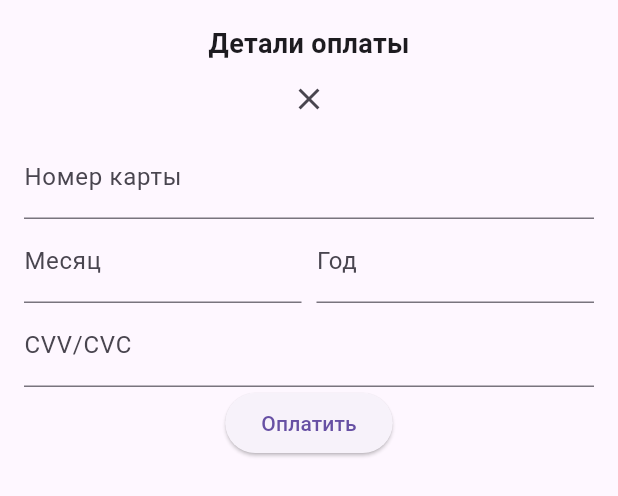
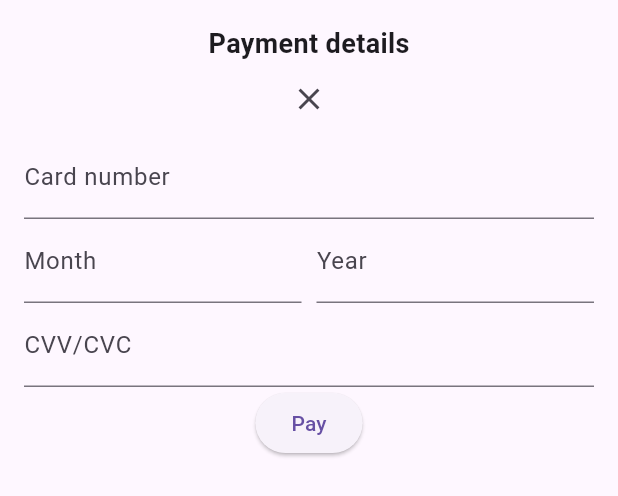
Before and after one commit to eleborrr/BeaverTinder, a Flutter app: the BeaverPaymentForm widget shown alone on an empty page, opened directly with empty values, on a phone screen of 412 x 824 dp. Shown: the top 496 px of the screen. Run offline on Flutter 3.47's test engine with Material 3 defaults, Android fonts, the light colour scheme and no system bars; our stand-ins replace datetime_picker_formfield, flutter_bloc, get_it, graphql_flutter; accounts and stored records are empty; network calls fail.

Commit message:
[add] working subscriptions flutter

```diff
--- a/mobile/lib/components/subscription/beaver_payment_form.dart
+++ b/mobile/lib/components/subscription/beaver_payment_form.dart
@@ -1,14 +1,21 @@
-
-import 'package:flutter/cupertino.dart';
 import 'package:flutter/material.dart';
+import 'package:mobile/components/shared/alert_window.dart';
+import 'package:mobile/dto/subscription/payment_request_dto.dart';
+import 'package:mobile/main.dart';
+import 'package:mobile/services/subscription_service.dart';
 
 class BeaverPaymentForm extends StatefulWidget {
   final VoidCallback onClose;
   final int userId;
   final int subsId;
-  final double amount;
+  final int amount;
 
-  BeaverPaymentForm({required this.onClose, required this.userId, required this.subsId, required this.amount});
+  BeaverPaymentForm({
+    required this.onClose,
+    required this.userId,
+    required this.subsId,
+    required this.amount
+  });
 
   @override
   _BeaverPaymentFormState createState() => _BeaverPaymentFormState();
@@ -19,30 +26,50 @@ class _BeaverPaymentFormState extends State<BeaverPaymentForm> {
   late int month;
   late int year;
   late String code;
+  final subscriptionService = getit<SubscriptionServiceBase>();
   String? err;
   bool downloading = false;
 
   void handleClick() async {
+      if (!validate())
+      {
+        showAlertDialog(context, err!);
+        return;
+      }
+
+      var request = PaymentRequestDto(
+          userId: "",
+          cardNumber: cardNumber,
+          month: month,
+          amount: double.parse(widget.amount.toString()),
+          year: year,
+          code: code,
+          subsId: widget.subsId
+      );
+      var res = await subscriptionService.paySubscriptionAsync(request);
+      if (res.success!.isFailure)
+        showAlertDialog(context, "Maybe something went wrong, login again and check your opportunities");
+      widget.onClose();
   }
 
   bool validate() {
-    if (!RegExp(r'[0-9]{13,16}').hasMatch(cardNumber)) {
+    if (!RegExp(r'^\d{13,16}$').hasMatch(cardNumber)) {
       err =
-      'неверный номер карты: пишите без пробелов, номер карты от 13 до 16 символов';
+      'Invalid card number: write without spaces, card number is between 13 and 16 signs';
       return false;
     }
-    if (!RegExp(r'[0-9]{3}').hasMatch(code)) {
-      err = 'неверный код карты: код карты с обратной стороны, 3 символа';
+    if (!RegExp(r'^\d{3,4}$').hasMatch(code)) {
+      err = 'Wrong CVV code: 3 or 4 signs';
       return false;
     }
     if (month < 1 || month > 12) {
-      err = 'неверно указан месяц: от 1 до 12';
+      err = 'Invalid month: from 1 to 12';
       return false;
     }
     final endDate = DateTime(year, month);
     final now = DateTime.now();
     if (endDate.isBefore(now)) {
-      err = 'срок действия карты истёк';
+      err = 'Card not actual';
       return false;
     }
     return true;
@@ -59,7 +86,7 @@ class _BeaverPaymentFormState extends State<BeaverPaymentForm> {
       child: Column(
         children: [
           Text(
-            'Детали оплаты',
+            'Payment details',
             style: TextStyle(
               fontSize: 18.0,
               fontWeight: FontWeight.bold,
@@ -74,7 +101,7 @@ class _BeaverPaymentFormState extends State<BeaverPaymentForm> {
               cardNumber = value;
             },
             decoration: InputDecoration(
-              labelText: 'Номер карты',
+              labelText: 'Card number',
             ),
           ),
           Row(
@@ -86,7 +113,7 @@ class _BeaverPaymentFormState extends State<BeaverPaymentForm> {
                   },
                   keyboardType: TextInputType.number,
                   decoration: InputDecoration(
-                    labelText: 'Месяц',
+                    labelText: 'Month',
                   ),
                 ),
               ),
@@ -98,7 +125,7 @@ class _BeaverPaymentFormState extends State<BeaverPaymentForm> {
                   },
                   keyboardType: TextInputType.number,
                   decoration: InputDecoration(
-                    labelText: 'Год',
+                    labelText: 'Year',
                   ),
                 ),
               ),
@@ -114,7 +141,7 @@ class _BeaverPaymentFormState extends State<BeaverPaymentForm> {
           ),
           ElevatedButton(
             onPressed: handleClick,
-            child: Text('Оплатить'),
+            child: Text('Pay'),
           ),
         ],
       ),
--- /dev/null
+++ b/mobile/lib/dto/result_dto.dart
@@ -0,0 +1,18 @@
+class ResultDto {
+  final bool isFailure;
+  final bool isSuccess;
+  final String error;
+
+  ResultDto({
+    required this.isFailure,
+    required this.isSuccess,
+    required this.error
+  });
+
+  factory ResultDto.fromJson(dynamic json) =>
+      ResultDto(
+          isFailure: json["isFailure"],
+          isSuccess: json["isSuccess"],
+          error: json["error"]
+      );
+}
--- /dev/null
+++ b/mobile/lib/dto/subscription/payment_request_dto.dart
@@ -0,0 +1,34 @@
+class PaymentRequestDto {
+  late String userId;
+  final String cardNumber;
+  final int month;
+  final double amount;
+  final int year;
+  final String code;
+  final int subsId;
+
+
+  PaymentRequestDto({
+    required this.userId,
+    required this.cardNumber,
+    required this.month,
+    required this.amount,
+    required this.year,
+    required this.code,
+    required this.subsId
+  });
+
+
+  factory PaymentRequestDto.fromJson(dynamic json)
+  {
+    return PaymentRequestDto(
+        userId: "userId",
+        cardNumber: json["cardNumber"],
+        month: json["month"],
+        amount: json["amount"],
+        year: json["year"],
+        code: json["code"],
+        subsId: json["subsId"]
+    );
+  }
+}
--- a/mobile/lib/dto/subscription/subscription_info_dto.dart
+++ b/mobile/lib/dto/subscription/subscription_info_dto.dart
@@ -1,9 +1,7 @@
-import 'package:mobile/dto/response_base_dto.dart';
-
 class SubscriptionInfoDto {
   final int id;
   final String name;
-  final double pricePerMonth;
+  final int pricePerMonth;
   final String description;
 
 
```
Also changed, not shown: mobile/lib/Components/shared/alert_window.dart (added, +30 -0 lines), mobile/lib/pages/profile_page.dart (+2 -30 lines), mobile/lib/pages/subscription_page.dart (+4 -25 lines), mobile/lib/services/subscription_service.dart (+35 -3 lines), 3 other files.
